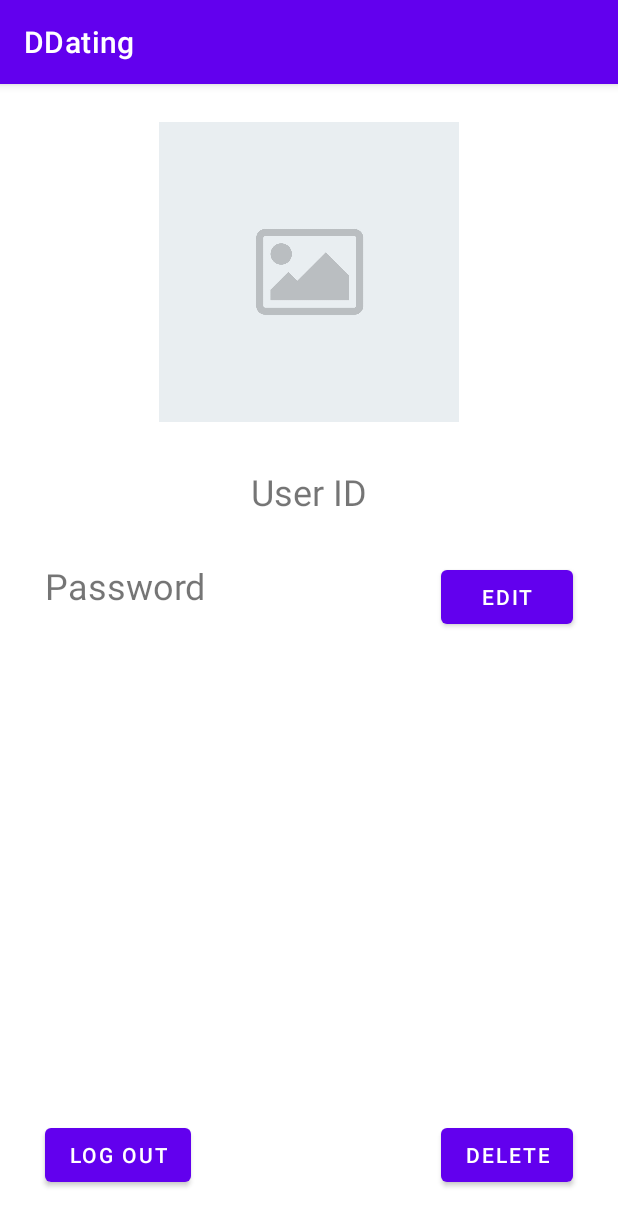
After one commit to sabrinugh/Whistle, an Android app: the settinPage screen opened directly, with no data from a screen before it, on a phone screen of 412 x 824 dp. The commit adds this screen. Shown: the top 1226 px of the screen. Run offline under Robolectric (Android 15) with nearby library versions, the phone set to English and light mode, and no system bars; our stand-ins replace Firebase (no records; nobody signed in at launch, a user with empty details on screens opened directly).

Commit message:
settingPage v1.0

```diff
--- /dev/null
+++ b/app/src/main/java/com/example/ddating/settinPage.java
@@ -0,0 +1,85 @@
+package com.example.ddating;
+
+import androidx.appcompat.app.AppCompatActivity;
+
+import android.content.Intent;
+import android.os.Bundle;
+import android.view.View;
+import android.widget.Button;
+import android.widget.ImageView;
+import android.widget.TextView;
+import android.widget.Toast;
+
+import com.google.firebase.auth.FirebaseAuth;
+import com.google.firebase.auth.FirebaseUser;
+import com.google.firebase.firestore.CollectionReference;
+import com.google.firebase.firestore.FirebaseFirestore;
+
+public class settinPage extends AppCompatActivity {
+
+    private ImageView userImage;
+    private TextView userID;
+    private Button editPassword;
+
+    private Button logOut;
+    private Button deleteAccount;
+
+
+    @Override
+    protected void onCreate(Bundle savedInstanceState) {
+        super.onCreate(savedInstanceState);
+        setContentView(R.layout.activity_settin_page);
+
+        // Variable
+        userImage = findViewById(R.id.userImage);
+        userID = findViewById(R.id.userID);
+        editPassword = findViewById(R.id.editPassword);
+
+        logOut = findViewById(R.id.logOut);
+        deleteAccount = findViewById(R.id.deleteAccount);
+
+        FirebaseFirestore db = FirebaseFirestore.getInstance();
+
+        // Variabel
+
+        // editPassword Activity
+        editPassword.setOnClickListener(new View.OnClickListener() {
+            @Override
+            public void onClick(View view) {
+                Toast.makeText(settinPage.this, "Work In Progress", Toast.LENGTH_SHORT).show();
+            }
+        });
+
+        // Log Out Account
+        logOut.setOnClickListener(new View.OnClickListener() {
+            @Override
+            public void onClick(View view) {
+                FirebaseAuth.getInstance().signOut();
+                Toast.makeText(settinPage.this, "Logged Out", Toast.LENGTH_SHORT).show();
+                startActivity(new Intent(settinPage.this, startActivity.class));
+                finish();
+            }
+        });
+
+        // Delete Account
+        deleteAccount.setOnClickListener(new View.OnClickListener() {
+            @Override
+            public void onClick(View view) {
+
+                // Get the User Email
+                FirebaseUser currentUser = FirebaseAuth.getInstance().getCurrentUser();
+                // Sign out
+                FirebaseAuth.getInstance().signOut();
+                // Collect DataBase
+                CollectionReference currentProfile = db.collection("Users");
+
+
+
+
+            }
+        });
+
+
+
+    }
+}
--- /dev/null
+++ b/app/src/main/res/layout/activity_settin_page.xml
@@ -0,0 +1,71 @@
+<?xml version="1.0" encoding="utf-8"?>
+<RelativeLayout xmlns:android="http://schemas.android.com/apk/res/android"
+    xmlns:app="http://schemas.android.com/apk/res-auto"
+    xmlns:tools="http://schemas.android.com/tools"
+    android:layout_width="match_parent"
+    android:layout_height="match_parent"
+    tools:context=".settinPage">
+
+    <ImageView
+        android:id="@+id/userImage"
+        android:layout_width="200dp"
+        android:layout_height="200dp"
+        android:layout_centerHorizontal="true"
+        android:layout_marginTop="25dp"
+        android:src="@drawable/default_image" />
+
+    <TextView
+        android:id="@+id/userID"
+        android:layout_width="wrap_content"
+        android:layout_height="wrap_content"
+        android:layout_below="@id/userImage"
+        android:layout_centerHorizontal="true"
+        android:layout_marginTop="30dp"
+        android:text="User ID"
+        android:textSize="24dp" />
+
+    <TextView
+        android:id="@+id/password"
+        android:layout_width="wrap_content"
+        android:layout_height="wrap_content"
+        android:layout_below="@id/userID"
+        android:layout_marginLeft="30dp"
+        android:layout_marginTop="30dp"
+        android:text="Password"
+        android:textSize="24dp" />
+
+    <Button
+        android:id="@+id/editPassword"
+        android:layout_width="wrap_content"
+        android:layout_height="wrap_content"
+        android:layout_below="@id/userID"
+        android:layout_alignParentRight="true"
+        android:layout_marginTop="30dp"
+        android:layout_marginRight="30dp"
+        android:text="edit" />
+
+
+<!--    Something-->
+
+
+    <Button
+        android:id="@+id/logOut"
+        android:layout_width="wrap_content"
+        android:layout_height="wrap_content"
+        android:layout_alignParentBottom="true"
+        android:layout_marginLeft="30dp"
+        android:layout_marginBottom="30dp"
+        android:text="Log Out" />
+
+    <Button
+        android:id="@+id/deleteAccount"
+        android:layout_width="wrap_content"
+        android:layout_height="wrap_content"
+        android:layout_alignParentRight="true"
+        android:layout_alignParentBottom="true"
+        android:layout_marginRight="30dp"
+        android:layout_marginBottom="30dp"
+        android:text="Delete" />
+
+
+</RelativeLayout>
```
Also changed, not shown: app/src/main/AndroidManifest.xml (+7 -0 lines), app/src/main/java/com/example/ddating/MainActivity.java (+21 -10 lines), app/src/main/res/layout/activity_main.xml (+31 -21 lines).
